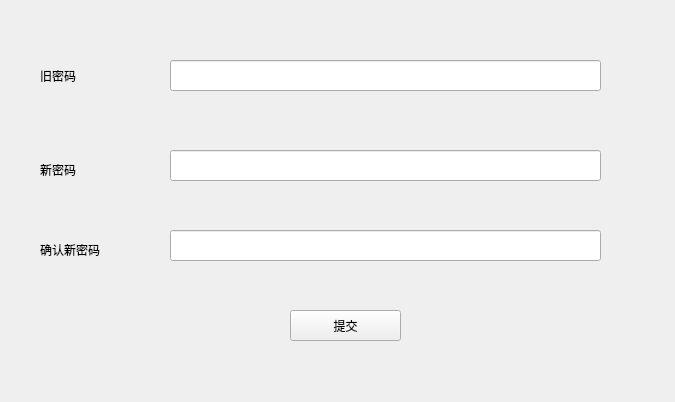
Before: the Qt Designer form tomatoClock/changepassworddialog.ui in AndreaSharpe/TomatoClock, drawn with Qt 5.
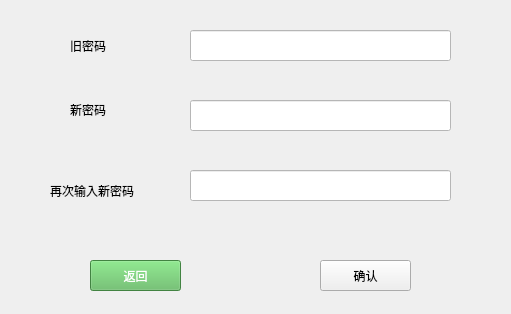
After: the same form once the commit is applied.

Diff of the .ui file:
```diff
--- a/tomatoClock/changepassworddialog.ui
+++ b/tomatoClock/changepassworddialog.ui
@@ -6,102 +6,176 @@
    <rect>
     <x>0</x>
     <y>0</y>
-    <width>675</width>
-    <height>402</height>
+    <width>511</width>
+    <height>314</height>
    </rect>
   </property>
   <property name="windowTitle">
    <string>Form</string>
   </property>
-  <widget class="QLineEdit" name="oldPasswordEdit">
-   <property name="geometry">
-    <rect>
-     <x>170</x>
-     <y>60</y>
-     <width>431</width>
-     <height>31</height>
-    </rect>
-   </property>
-   <property name="echoMode">
-    <enum>QLineEdit::Password</enum>
-   </property>
-  </widget>
-  <widget class="QLineEdit" name="confirmPasswordEdit">
-   <property name="geometry">
-    <rect>
-     <x>170</x>
-     <y>150</y>
-     <width>431</width>
-     <height>31</height>
-    </rect>
-   </property>
-   <property name="echoMode">
-    <enum>QLineEdit::Password</enum>
-   </property>
-  </widget>
   <widget class="QPushButton" name="submitNewPasswordButton">
    <property name="geometry">
     <rect>
-     <x>290</x>
-     <y>310</y>
-     <width>111</width>
+     <x>320</x>
+     <y>260</y>
+     <width>91</width>
      <height>31</height>
     </rect>
    </property>
+   <property name="styleSheet">
+    <string notr="true">QPushButton { font: 10px &quot;Microsoft YaHei UI&quot;, sans-serif; /* 字体大小设置为10px */ color: white; /* 文字颜色设置为白色 */ background-color: #5cb85c; /* 设置背景色为比#45a049浅的绿色 */ /* 其他样式属性 */ } QPushButton:hover { background-color: #45a049; /* 悬停时背景色变为#45a049 */ /* 悬停时若需保持其他样式不变，则无需额外设置 */ }
+font: 10pt &quot;Microsoft YaHei UI&quot;;
+</string>
+   </property>
    <property name="text">
-    <string>提交</string>
+    <string>确认</string>
    </property>
   </widget>
   <widget class="QLabel" name="newPasswordLabel">
    <property name="geometry">
     <rect>
-     <x>40</x>
-     <y>160</y>
-     <width>111</width>
+     <x>70</x>
+     <y>100</y>
+     <width>51</width>
      <height>19</height>
     </rect>
    </property>
+   <property name="styleSheet">
+    <string notr="true">font: 10pt &quot;Microsoft YaHei UI&quot;;</string>
+   </property>
    <property name="text">
     <string>新密码</string>
    </property>
   </widget>
-  <widget class="QLineEdit" name="newPasswordEdit">
+  <widget class="QLabel" name="confirmPasswordLabel">
    <property name="geometry">
     <rect>
-     <x>170</x>
-     <y>230</y>
-     <width>431</width>
-     <height>31</height>
+     <x>50</x>
+     <y>180</y>
+     <width>121</width>
+     <height>21</height>
     </rect>
    </property>
-   <property name="echoMode">
-    <enum>QLineEdit::Password</enum>
+   <property name="styleSheet">
+    <string notr="true">font: 10pt &quot;Microsoft YaHei UI&quot;;</string>
+   </property>
+   <property name="text">
+    <string>再次输入新密码</string>
    </property>
   </widget>
   <widget class="QLabel" name="oldPasswordLabel">
    <property name="geometry">
     <rect>
-     <x>40</x>
-     <y>60</y>
-     <width>111</width>
+     <x>70</x>
+     <y>30</y>
+     <width>51</width>
      <height>31</height>
     </rect>
    </property>
+   <property name="styleSheet">
+    <string notr="true">font: 10pt &quot;Microsoft YaHei UI&quot;;</string>
+   </property>
    <property name="text">
     <string>旧密码</string>
    </property>
   </widget>
-  <widget class="QLabel" name="confirmPasswordLabel">
+  <widget class="QPushButton" name="returnButton">
    <property name="geometry">
     <rect>
-     <x>40</x>
-     <y>240</y>
-     <width>101</width>
-     <height>20</height>
+     <x>90</x>
+     <y>260</y>
+     <width>91</width>
+     <height>31</height>
     </rect>
    </property>
+   <property name="styleSheet">
+    <string notr="true">QPushButton { font: 10px &quot;Microsoft YaHei UI&quot;, sans-serif; /* 字体大小设置为10px */ color: white; /* 文字颜色设置为白色 */ background-color: #5cb85c; /* 设置背景色为比#45a049浅的绿色 */ /* 其他样式属性 */ } QPushButton:hover { background-color: #45a049; /* 悬停时背景色变为#45a049 */ /* 悬停时若需保持其他样式不变，则无需额外设置 */ }</string>
+   </property>
    <property name="text">
-    <string>确认新密码</string>
+    <string>返回</string>
+   </property>
+  </widget>
+  <widget class="QLineEdit" name="oldPasswordEdit">
+   <property name="geometry">
+    <rect>
+     <x>190</x>
+     <y>30</y>
+     <width>261</width>
+     <height>31</height>
+    </rect>
+   </property>
+   <property name="styleSheet">
+    <string notr="true">
+    background-color: #FFFFFF;
+color: rgb(0, 0, 0);
+</string>
+   </property>
+   <property name="echoMode">
+    <enum>QLineEdit::Password</enum>
+   </property>
+  </widget>
+  <widget class="QLineEdit" name="newPasswordEdit">
+   <property name="geometry">
+    <rect>
+     <x>190</x>
+     <y>100</y>
+     <width>261</width>
+     <height>31</height>
+    </rect>
+   </property>
+   <property name="styleSheet">
+    <string notr="true">QLineEdit {
+	color: rgb(0, 0, 0);
+    background-color: #FFFFFF;
+}</string>
+   </property>
+   <property name="echoMode">
+    <enum>QLineEdit::Password</enum>
+   </property>
+  </widget>
+  <widget class="QLineEdit" name="confirmPasswordEdit">
+   <property name="geometry">
+    <rect>
+     <x>190</x>
+     <y>170</y>
+     <width>261</width>
+     <height>31</height>
+    </rect>
+   </property>
+   <property name="styleSheet">
+    <string notr="true">QLineEdit {
+	color: rgb(0, 0, 0);
+    background-color: #FFFFFF;
+}</string>
+   </property>
+   <property name="echoMode">
+    <enum>QLineEdit::Password</enum>
+   </property>
+  </widget>
+  <widget class="QLabel" name="label">
+   <property name="geometry">
+    <rect>
+     <x>190</x>
+     <y>210</y>
+     <width>171</width>
+     <height>16</height>
+    </rect>
+   </property>
+   <property name="text">
+    <string/>
+   </property>
+  </widget>
+  <widget class="QLabel" name="label_2">
+   <property name="geometry">
+    <rect>
+     <x>190</x>
+     <y>70</y>
+     <width>251</width>
+     <height>16</height>
+    </rect>
+   </property>
+   <property name="text">
+    <string/>
    </property>
   </widget>
  </widget>
```
